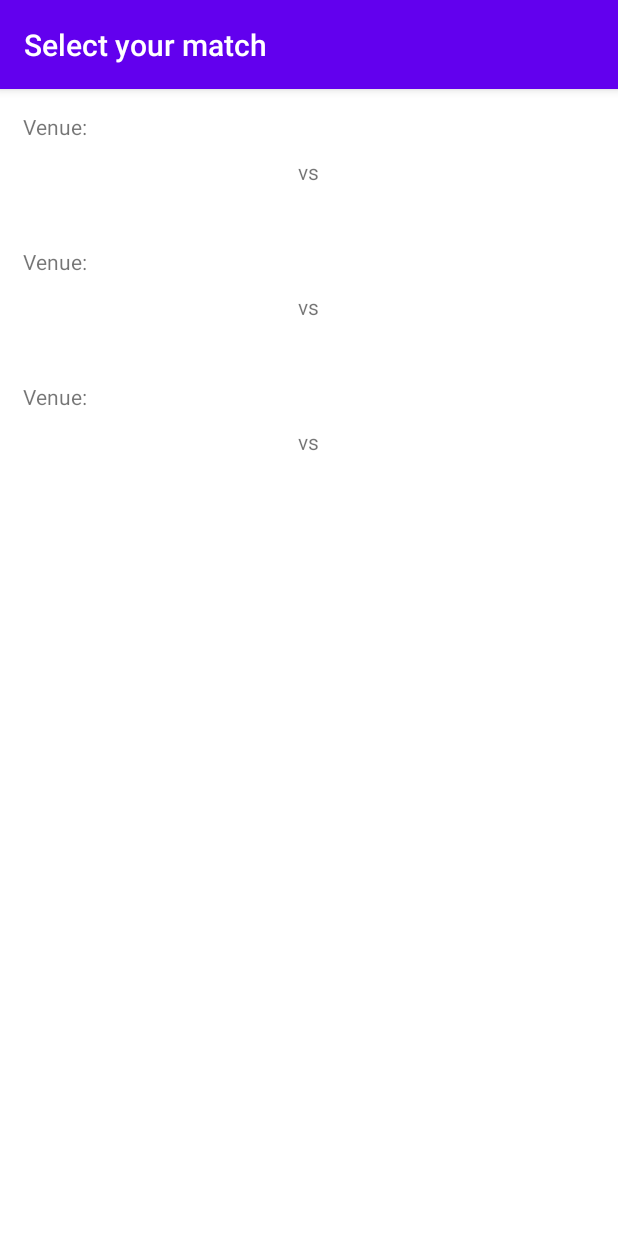
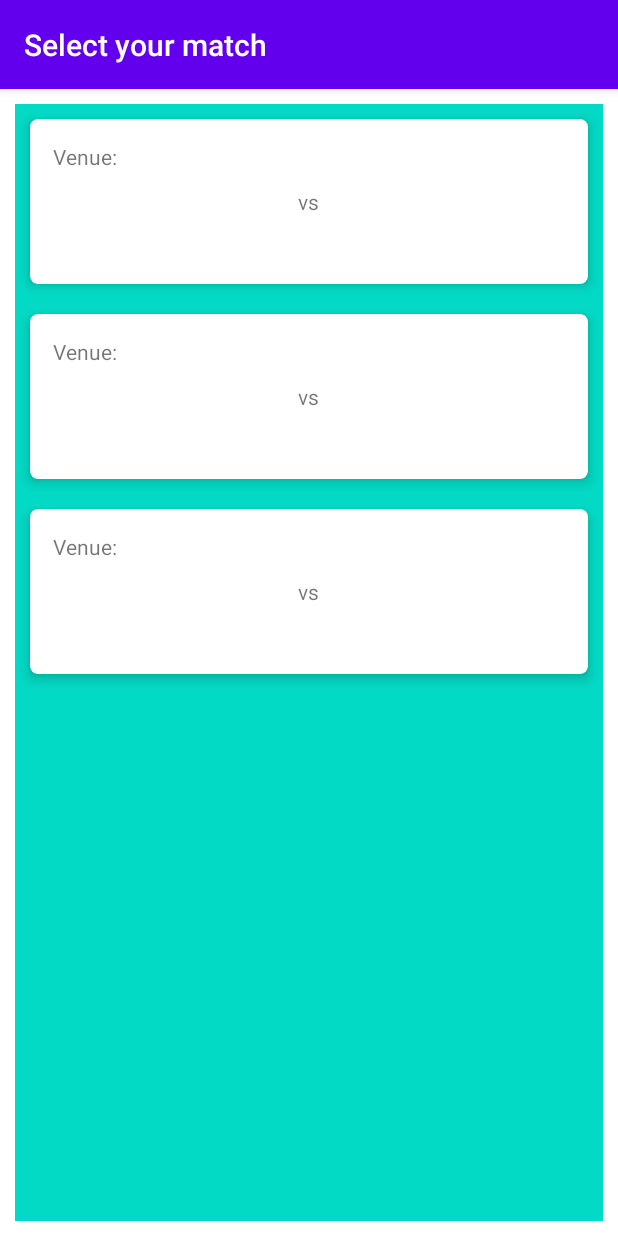
Before and after one commit to mukesh2k/Cricket-Fantasy, an Android app: the layout matchselection.xml on its own in the app's theme, with its tools: preview values and no code run, on a phone screen of 412 x 824 dp. Run offline under Robolectric (Android 15) with nearby library versions, the phone set to English and light mode, and no system bars.

Commit message:
JSON data have been made into card match selection is completed. Team selection process is on going

```diff
--- a/app/src/main/java/com/example/myapplication/MainActivity.java
+++ b/app/src/main/java/com/example/myapplication/TeamSelection.java
@@ -7,15 +7,15 @@ import com.google.android.material.tabs.TabLayout;
 import androidx.viewpager.widget.ViewPager;
 import androidx.appcompat.app.AppCompatActivity;
 
-public class MainActivity extends AppCompatActivity {
+public class TeamSelection extends AppCompatActivity {
 
     @Override
     protected void onCreate(Bundle savedInstanceState) {
         super.onCreate(savedInstanceState);
-        setContentView(R.layout.matchselection);
+        setContentView(R.layout.activity_teamselection);
         ViewPager viewPager = findViewById(R.id.view_pager);
         TabLayout tabs = findViewById(R.id.tabs);
-        tabs.addTab(tabs.newTab().setText("HEHIUDSHIHIUHIFHSUIH"));
+        tabs.addTab(tabs.newTab().setText("Team 1"));
         tabs.addTab(tabs.newTab().setText("Team 2"));
         tabs.setTabGravity(TabLayout.GRAVITY_FILL);
         tabs.setupWithViewPager(viewPager);
--- a/app/src/main/res/layout/cardmatch.xml
+++ b/app/src/main/res/layout/cardmatch.xml
@@ -1,7 +1,18 @@
 <?xml version="1.0" encoding="utf-8"?>
+<androidx.cardview.widget.CardView android:layout_height="wrap_content"
+    android:layout_width="match_parent"
+    xmlns:app="http://schemas.android.com/apk/res-auto"
+    android:animateLayoutChanges="true"
+    android:padding="10dp"
+    android:layout_margin="10dp"
+    app:cardElevation="5dp"
+    app:cardCornerRadius="5dp"
+
+    xmlns:android="http://schemas.android.com/apk/res/android">
     <RelativeLayout
-    xmlns:android="http://schemas.android.com/apk/res/android" android:layout_width="match_parent"
-    android:layout_height="wrap_content">
+        android:layout_width="match_parent"
+        android:layout_height="wrap_content"
+        android:layout_margin="10dp">
         <TextView
             android:layout_width="wrap_content"
             android:layout_height="wrap_content"
@@ -41,3 +52,4 @@
             android:layout_alignParentRight="true"
             android:id="@+id/time"></TextView>
     </RelativeLayout>
+</androidx.cardview.widget.CardView>
--- a/app/src/main/res/layout/matchselection.xml
+++ b/app/src/main/res/layout/matchselection.xml
@@ -1,11 +1,13 @@
 <?xml version="1.0" encoding="utf-8"?>
 <RelativeLayout xmlns:android="http://schemas.android.com/apk/res/android"
-    android:layout_width="match_parent" android:layout_height="match_parent">
+    android:layout_width="match_parent"
+    android:layout_height="match_parent"
+    xmlns:tools="http://schemas.android.com/tools">
     xmlns:app="http://schemas.android.com/apk/res-auto"
     xmlns:tools="http://schemas.android.com/tools"
     android:layout_width="match_parent"
     android:layout_height="match_parent"
-    tools:context=".MainActivity">
+    tools:context=".MatchArrayDev">
 
     <com.google.android.material.appbar.AppBarLayout
         android:layout_width="match_parent"
@@ -14,7 +16,7 @@
         android:theme="@style/Theme.MyApplication.AppBarOverlay">
 
         <TextView
-            android:id="@+id/title"
+            android:id="@+id/title1"
             android:layout_width="wrap_content"
             android:layout_height="wrap_content"
             android:gravity="center"
@@ -24,22 +26,19 @@
             android:textAppearance="@style/TextAppearance.Widget.AppCompat.Toolbar.Title" />
 
          </com.google.android.material.appbar.AppBarLayout>
-    <ScrollView xmlns:android="http://schemas.android.com/apk/res/android"
-        xmlns:tools="http://schemas.android.com/tools"
+
+
+    <androidx.recyclerview.widget.RecyclerView
+        android:id="@+id/recyclerViewRDV"
         android:layout_width="match_parent"
         android:layout_height="match_parent"
-        android:layout_below="@id/title"
-        android:orientation="vertical"
-        tools:context="matches">
+        android:layout_below="@+id/title"
+        android:layout_margin="10dp"
 
-        <androidx.recyclerview.widget.RecyclerView
-            android:layout_below="@+id/title"
-            android:layout_margin="10dp"
-            android:id="@+id/recyclerViewRDV"
-            android:layout_width="match_parent"
-            android:layout_height="match_parent"
-            tools:listitem="@layout/cardmatch"/>
-    </ScrollView>
+        android:layout_marginTop="10dp"
+        android:layout_marginBottom="10dp"
+        android:background="@color/teal_200"
+        tools:listitem="@layout/cardmatch" />
 
 
 </RelativeLayout>
--- a/build.gradle
+++ b/build.gradle
@@ -11,6 +11,7 @@ buildscript {
         // NOTE: Do not place your application dependencies here; they belong
         // in the individual module build.gradle files
     }
+
 }
 
 allprojects {
```
Also changed, not shown: app/build.gradle (+10 -3 lines), app/src/main/AndroidManifest.xml (+8 -3 lines), app/src/main/java/com/example/myapplication/FirebaseMatchHelper.java (added, +141 -0 lines), app/src/main/java/com/example/myapplication/MatchArray.java (+28 -0 lines), app/src/main/java/com/example/myapplication/MatchArrayDev.java (+72 -13 lines), app/src/main/java/com/example/myapplication/RecyclerView_Config.java (added, +108 -0 lines), app/src/main/res/layout/cardteam.xml (+15 -5 lines). Lines whose indentation alone changed are shown as unchanged.
